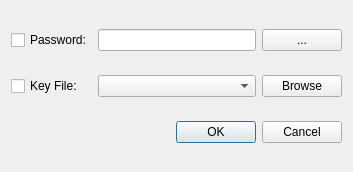
Before: the Qt Designer form src/gui/KeyOpenDialog.ui in danilovsergei/keepassx-gdrive, drawn with Qt 5.
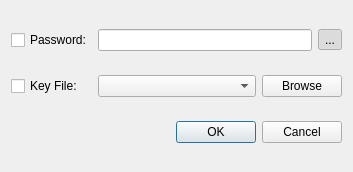
After: the same form once the commit is applied.

Commit message: Automatically check password checkbox and make toggle password button work.

The edit to the form file:
```diff
--- a/src/gui/KeyOpenDialog.ui
+++ b/src/gui/KeyOpenDialog.ui
@@ -24,13 +24,23 @@
    <item row="0" column="1">
     <layout class="QHBoxLayout" name="horizontalLayout">
      <item>
-      <widget class="QLineEdit" name="editPassword"/>
+      <widget class="QLineEdit" name="editPassword">
+       <property name="echoMode">
+        <enum>QLineEdit::Password</enum>
+       </property>
+      </widget>
      </item>
      <item>
-      <widget class="QPushButton" name="buttonTogglePassword">
+      <widget class="QToolButton" name="buttonTogglePassword">
        <property name="text">
         <string>...</string>
        </property>
+       <property name="checkable">
+        <bool>true</bool>
+       </property>
+       <property name="checked">
+        <bool>true</bool>
+       </property>
       </widget>
      </item>
     </layout>
```
The commit also changes 2 other files.
